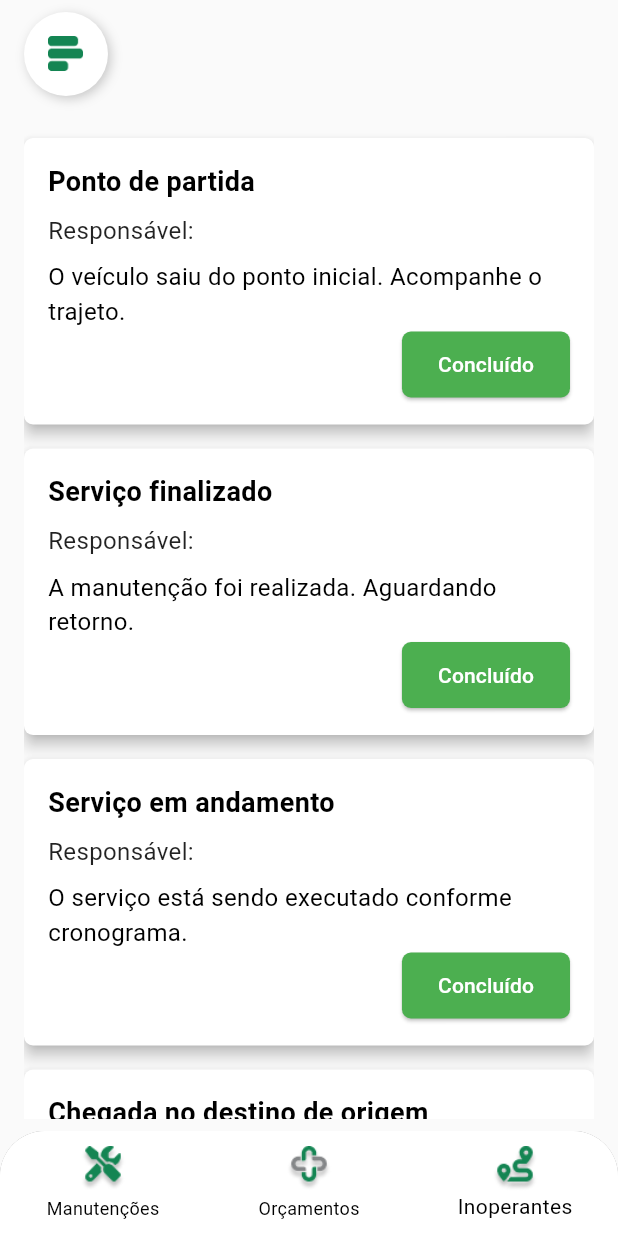
After one commit to Grupo-01-5P/frontProjetoFrota, a Flutter app: the ViewInoperative screen opened directly, on a phone screen of 412 x 824 dp. The commit adds this screen. Run offline on Flutter 3.47's test engine with Material 3 defaults, Android fonts, the phone set to English and light mode, and no system bars; our stand-ins replace flutter_map, flutter_secure_storage, flutter_svg, geocoding, latlong2; accounts and stored records are empty; network calls fail.

Commit message:
estatico de inoperantes

```diff
--- a/lib/components/custom_drawer.dart
+++ b/lib/components/custom_drawer.dart
@@ -1,7 +1,7 @@
 import 'package:flutter/material.dart';
 import 'package:flutter_secure_storage/flutter_secure_storage.dart';
 import 'package:front_projeto_flutter/screens/home_page.dart';
-import 'package:front_projeto_flutter/screens/inoperative.dart';
+import 'package:front_projeto_flutter/screens/inoperatives/inoperative.dart';
 import 'package:front_projeto_flutter/screens/login_page.dart';
 import 'package:front_projeto_flutter/screens/maintenences/firstPage.dart';
 
--- a/lib/screens/home_page.dart
+++ b/lib/screens/home_page.dart
@@ -1,7 +1,7 @@
 import 'package:flutter/material.dart';
 import 'package:flutter_svg/flutter_svg.dart';
 import 'package:front_projeto_flutter/components/custom_drawer.dart'; // Importe o CustomDrawer atualizado
-import 'package:front_projeto_flutter/screens/inoperative.dart';
+import 'package:front_projeto_flutter/screens/inoperatives/inoperative.dart';
 
 class HomePage extends StatelessWidget {
   HomePage({super.key});
--- /dev/null
+++ b/lib/screens/inoperatives/viewInoperative.dart
@@ -0,0 +1,336 @@
+import 'package:flutter/material.dart';
+import 'package:flutter_secure_storage/flutter_secure_storage.dart';
+import 'package:front_projeto_flutter/components/custom_drawer.dart';
+
+class ViewInoperative extends StatefulWidget {
+  const ViewInoperative({super.key});
+
+  @override
+  State<ViewInoperative> createState() => _ViewInoperativeState();
+}
+
+class _ViewInoperativeState extends State<ViewInoperative> {
+  final GlobalKey<ScaffoldState> _scaffoldKey = GlobalKey<ScaffoldState>();
+  final FlutterSecureStorage _secureStorage = const FlutterSecureStorage();
+
+  List<int> buttonStates = [0, 0, 0, 0];
+
+  String userFuncao = '';
+  String userNome = '';
+  String userEmail = '';
+
+  final List<String> titles = [
+    "Iniciar viagem até a mecânica",
+    "Deixar veículo para manutenção",
+    "Serviço finalizado",
+    "Retorno com veículo",
+  ];
+
+  final List<String> addresses = [
+    "Clique em iniciar para registrar o percurso até a mecânica",
+    "Inicie e conclua esta etapa quando o veículo for deixado na mecânica",
+    "Inicie e conclua esta etapa quando a manutenção do veículo for finalizada",
+    "Clique em iniciar para registrar o percurso até o ponto de origem",
+  ];
+
+  final List<String> titlesAnalista = [
+    "Ponto de partida",
+    "Serviço finalizado",
+    "Serviço em andamento",
+    "Chegada no destino de origem",
+  ];
+
+  final List<String> descriptionsAnalista = [
+    "O veículo saiu do ponto inicial. Acompanhe o trajeto.",
+    "A manutenção foi realizada. Aguardando retorno.",
+    "O serviço está sendo executado conforme cronograma.",
+    "O veículo retornou à origem com sucesso.",
+  ];
+
+  @override
+  void initState() {
+    super.initState();
+    loadUserInfo();
+  }
+
+  Future<void> loadUserInfo() async {
+    userNome = await _secureStorage.read(key: 'user_name') ?? '';
+    userEmail = await _secureStorage.read(key: 'user_email') ?? '';
+    userFuncao = await _secureStorage.read(key: 'user_function') ?? '';
+
+    print('Usuário logado - Nome: $userNome');
+    print('Usuário logado - Email: $userEmail');
+    print('Usuário logado - Função: $userFuncao');
+
+    setState(() {});
+  }
+
+  @override
+  Widget build(BuildContext context) {
+    return Scaffold(
+      key: _scaffoldKey,
+      backgroundColor: const Color.fromARGB(250, 250, 250, 250),
+      drawer: CustomDrawer(
+        headerColor: const Color(0xFF148553),
+        useCustomIcons: true,
+      ),
+      body: SafeArea(
+        child: Padding(
+          padding: const EdgeInsets.symmetric(horizontal: 16, vertical: 8),
+          child: Column(
+            crossAxisAlignment: CrossAxisAlignment.start,
+            children: [
+              Row(
+                children: [
+                  Container(
+                    padding: const EdgeInsets.all(4),
+                    decoration: BoxDecoration(
+                      color: Colors.white,
+                      shape: BoxShape.circle,
+                      boxShadow: [
+                        BoxShadow(
+                          color: Colors.black.withOpacity(0.2),
+                          blurRadius: 6,
+                          offset: const Offset(2, 2),
+                        ),
+                      ],
+                    ),
+                    child: IconButton(
+                      icon: Image.asset(
+                        'lib/assets/images/iconMenu.png',
+                        width: 24,
+                        height: 24,
+                      ),
+                      onPressed: () {
+                        _scaffoldKey.currentState?.openDrawer();
+                      },
+                    ),
+                  ),
+                ],
+              ),
+              const SizedBox(height: 20),
+              Expanded(
+                child: ListView.builder(
+                  itemCount: 4,
+                  itemBuilder: (context, index) {
+                    if (userFuncao == 'supervisor') {
+                      return buildVehicleCard(index);
+                    } else {
+                      return buildAnalistaCard(index);
+                    }
+                  },
+                ),
+              ),
+            ],
+          ),
+        ),
+      ),
+      bottomNavigationBar: SafeArea(
+        child: ClipRRect(
+          borderRadius: const BorderRadius.only(
+            topLeft: Radius.circular(30),
+            topRight: Radius.circular(30),
+          ),
+          child: Container(
+            height: 70,
+            decoration: BoxDecoration(
+              color: Colors.white,
+              boxShadow: [
+                BoxShadow(
+                  color: Colors.black.withOpacity(0.7),
+                  blurRadius: 20.0,
+                  spreadRadius: 5.0,
+                  offset: const Offset(0, -10),
+                ),
+              ],
+            ),
+            child: BottomNavigationBar(
+              currentIndex: 2,
+              onTap: (index) {
+                if (index == 0) {
+                  // Manutenções
+                } else if (index == 1) {
+                  // Orçamentos
+                }
+              },
+              selectedItemColor: Colors.black,
+              unselectedItemColor: Colors.black,
+              type: BottomNavigationBarType.fixed,
+              backgroundColor: Colors.white,
+              items: [
+                BottomNavigationBarItem(
+                  icon: SizedBox(
+                    width: 30,
+                    height: 30,
+                    child: Image.asset('lib/assets/images/iconManutencoes.png'),
+                  ),
+                  label: 'Manutenções',
+                ),
+                BottomNavigationBarItem(
+                  icon: SizedBox(
+                    width: 30,
+                    height: 30,
+                    child: Image.asset('lib/assets/images/iconTerceirize.png'),
+                  ),
+                  label: 'Orçamentos',
+                ),
+                BottomNavigationBarItem(
+                  icon: SizedBox(
+                    width: 30,
+                    height: 30,
+                    child: Image.asset('lib/assets/images/iconInoperantes.png'),
+                  ),
+                  label: 'Inoperantes',
+                ),
+              ],
+            ),
+          ),
+        ),
+      ),
+    );
+  }
+
+  Widget buildVehicleCard(int index) {
+    int state = buttonStates[index];
+    String buttonText;
+    Color buttonColor;
+
+    switch (state) {
+      case 0:
+        buttonText = "Iniciar";
+        buttonColor = Colors.grey;
+        break;
+      case 1:
+        buttonText = "Finalizar";
+        buttonColor = Colors.amber;
+        break;
+      case 2:
+        buttonText = "Concluído";
+        buttonColor = Colors.green;
+        break;
+      default:
+        buttonText = "Iniciar";
+        buttonColor = Colors.grey;
+    }
+
+    bool isActive = (index == 0) || (buttonStates[index - 1] == 2);
+
+    return Card(
+      shape: RoundedRectangleBorder(borderRadius: BorderRadius.circular(6)),
+      elevation: 4,
+      color: isActive ? Colors.white : Colors.grey[300],
+      margin: const EdgeInsets.symmetric(vertical: 8),
+      child: Padding(
+        padding: const EdgeInsets.all(16),
+        child: Column(
+          crossAxisAlignment: CrossAxisAlignment.start,
+          children: [
+            Text(
+              titles[index],
+              style: TextStyle(
+                fontSize: 18,
+                fontWeight: FontWeight.bold,
+                color: isActive ? Colors.black : Colors.black54,
+              ),
+            ),
+            const SizedBox(height: 8),
+            Text(
+              addresses[index],
+              style: TextStyle(
+                fontSize: 16,
+                color: isActive ? Colors.black : Colors.black54,
+              ),
+            ),
+            const SizedBox(height: 12),
+            Center(
+              child: ElevatedButton(
+                onPressed: (isActive && state < 2)
+                    ? () {
+                        setState(() {
+                          buttonStates[index]++;
+                        });
+                      }
+                    : null,
+                style: ElevatedButton.styleFrom(
+                  backgroundColor: buttonColor,
+                  foregroundColor: Colors.white,
+                  disabledBackgroundColor: buttonColor,
+                  disabledForegroundColor: Colors.white,
+                  shape: RoundedRectangleBorder(
+                    borderRadius: BorderRadius.circular(6),
+                  ),
+                  padding:
+                      const EdgeInsets.symmetric(horizontal: 24, vertical: 12),
+                ),
+                child: Text(buttonText),
+              ),
+            ),
+          ],
+        ),
+      ),
+    );
+  }
+
+  Widget buildAnalistaCard(int index) {
+    return Card(
+      shape: RoundedRectangleBorder(borderRadius: BorderRadius.circular(6)),
+      elevation: 4,
+      color: Colors.white,
+      margin: const EdgeInsets.symmetric(vertical: 8),
+      child: Padding(
+        padding: const EdgeInsets.all(16),
+        child: Stack(
+          children: [
+            Column(
+              crossAxisAlignment: CrossAxisAlignment.start,
+              children: [
+                Text(
+                  titlesAnalista[index],
+                  style: const TextStyle(
+                    fontSize: 18,
+                    fontWeight: FontWeight.bold,
+                    color: Colors.black,
+                  ),
+                ),
+                const SizedBox(height: 8),
+                Text(
+                  "Responsável: $userNome",
+                  style: const TextStyle(
+                    fontSize: 16,
+                    color: Colors.black87,
+                  ),
+                ),
+                const SizedBox(height: 8),
+                Text(
+                  descriptionsAnalista[index],
+                  style: const TextStyle(
+                    fontSize: 16,
+                    color: Colors.black,
+                  ),
+                ),
+                const SizedBox(height: 48),
+              ],
+            ),
+            Positioned(
+              bottom: 0,
+              right: 0,
+              child: ElevatedButton(
+                onPressed: () {},
+                style: ElevatedButton.styleFrom(
+                  backgroundColor: Colors.green,
+                  foregroundColor: Colors.white,
+                  shape: RoundedRectangleBorder(
+                    borderRadius: BorderRadius.circular(6),
+                  ),
+                  padding: const EdgeInsets.symmetric(
+                      horizontal: 24, vertical: 12),
+                ),
+                child: const Text("Concluído"),
+              ),
+            ),
+          ],
+        ),
+      ),
+    );
+  }
+}
--- a/lib/screens/login_page.dart
+++ b/lib/screens/login_page.dart
@@ -44,7 +44,7 @@ Future<void> _login() async {
 
   try {
     // URL da API - ajuste conforme necessário
-    final Uri url = Uri.parse('http://localhost:4040/login');
+    final Uri url = Uri.parse('http://localhost:3000/login');
 
     // Preparar dados para envio
     final Map<String, String> data = {
@@ -113,7 +113,7 @@ Future<void> _login() async {
 // Função para buscar detalhes do usuário
 Future<void> _fetchUserDetails(int userId, String token) async {
   try {
-    final Uri userUrl = Uri.parse('http://localhost:4040/api/users/$userId');
+    final Uri userUrl = Uri.parse('http://localhost:3000/api/users/$userId');
 
     final userResponse = await http.get(
       userUrl,
--- a/lib/screens/maintenences/firstPage.dart
+++ b/lib/screens/maintenences/firstPage.dart
@@ -49,7 +49,7 @@ class _ManutencaoScreenState extends State<ManutencaoScreen> {
 
       // Fazer a requisição para o endpoint
       final response = await http.get(
-        Uri.parse('http://localhost:4040/api/maintenence/'),
+        Uri.parse('http://localhost:3000/api/maintenence/'),
         headers: {
           'Content-Type': 'application/json',
           'Authorization': 'Bearer $token',
--- a/lib/screens/maintenences/manutencao_detalhe.dart
+++ b/lib/screens/maintenences/manutencao_detalhe.dart
@@ -151,7 +151,7 @@ class _ManutencaoDetailScreenState extends State<ManutencaoDetailScreen> {
         return;
       }
 
-      final url = Uri.parse('http://localhost:4040/api/maintenence/${widget.manutencao['id']}/aprovar');
+      final url = Uri.parse('http://localhost:3000/api/maintenence/${widget.manutencao['id']}/aprovar');
 
       final response = await http.patch(
         url,
@@ -216,7 +216,7 @@ class _ManutencaoDetailScreenState extends State<ManutencaoDetailScreen> {
         return;
       }
 
-      final url = Uri.parse('http://localhost:4040/api/maintenence/${widget.manutencao['id']}/reprovar');
+      final url = Uri.parse('http://localhost:3000/api/maintenence/${widget.manutencao['id']}/reprovar');
 
       final response = await http.patch(
         url,
--- a/lib/screens/maintenences/manutencoes_geral.dart
+++ b/lib/screens/maintenences/manutencoes_geral.dart
@@ -47,7 +47,7 @@ class _ManutencoesGeralScreenState extends State<ManutencoesGeralScreen> {
       // Nota: Ajustar para seu ambiente - usar 10.0.2.2 para emulador Android
       // Se seu backend não suporta filtragem por status diretamente, você precisará
       // implementar a filtragem do lado do cliente
-      final url = Uri.parse('http://localhost:4040/api/maintenence/?status=$_filtroAtivo');
+      final url = Uri.parse('http://localhost:3000/api/maintenence/?status=$_filtroAtivo');
 
       final response = await http.get(
         url,
--- a/lib/screens/maintenences/manutencoes_solicitadas.dart
+++ b/lib/screens/maintenences/manutencoes_solicitadas.dart
@@ -43,7 +43,7 @@ class _ManutencoesSolicitadasScreenState extends State<ManutencoesSolicitadasScr
 
       // Opção 1: Filtrar no servidor (adicionar parâmetro de filtro à URL)
       // Modifique a URL para incluir o filtro por status "pendente"
-      final url = Uri.parse('http://localhost:4040/api/maintenence/?status=pendente');
+      final url = Uri.parse('http://localhost:3000/api/maintenence/?status=pendente');
 
       // Nota: Se seu backend não suportar filtragem por parâmetros de URL,
       // use a Opção 2 mostrada na explicação acima
--- a/pubspec.yaml
+++ b/pubspec.yaml
@@ -48,6 +48,7 @@ dependencies:
 dev_dependencies:
   flutter_test:
     sdk: flutter
+  shared_preferences: ^2.0.15
 
   # The "flutter_lints" package below contains a set of recommended lints to
   # encourage good coding practices. The lint set provided by the package is
```
Also changed, not shown: lib/screens/inoperatives/inoperative.dart (renamed from lib/screens/inoperative.dart, +30 -13 lines), pubspec.lock, 1 other file.
